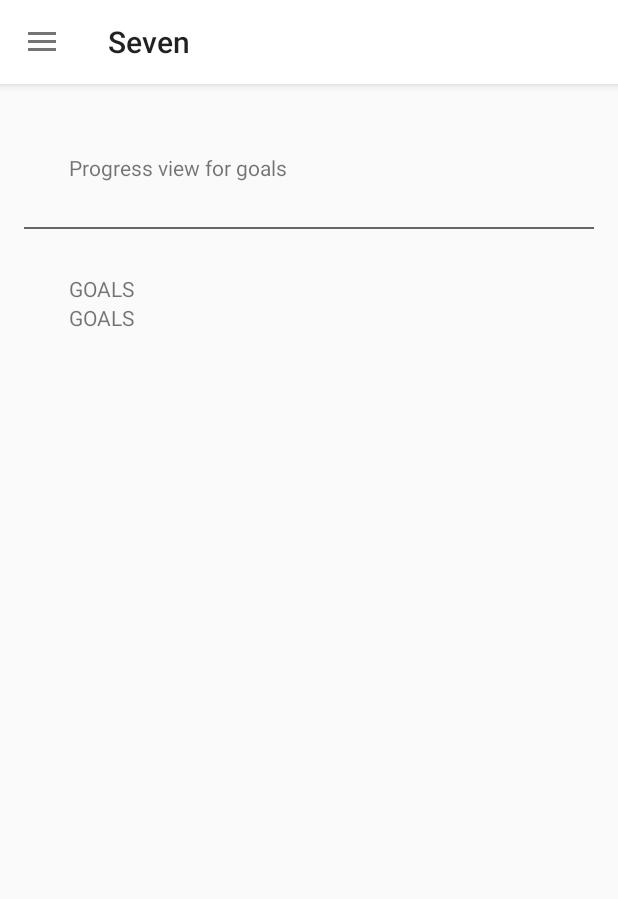
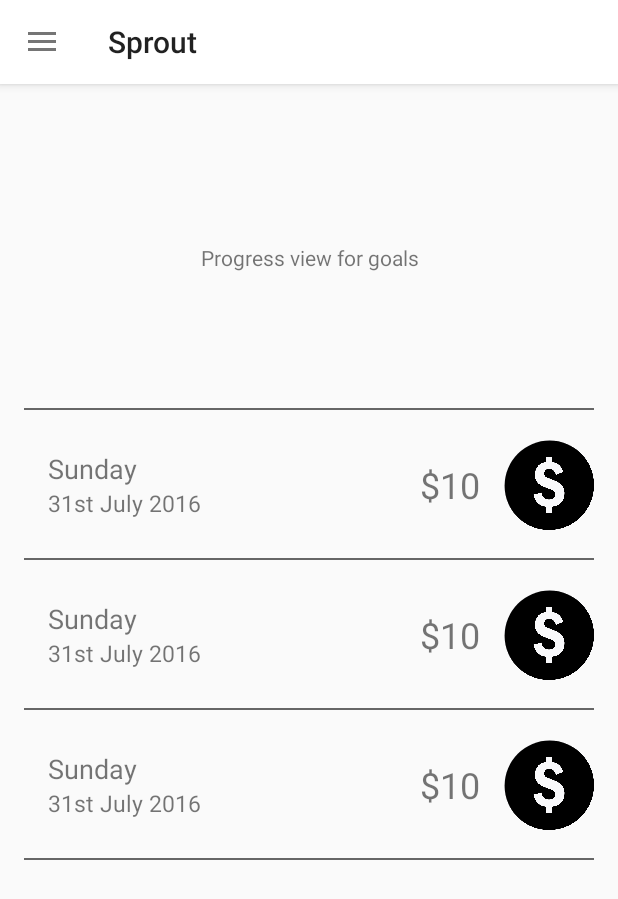
Before and after one commit to lgrimes/seven, an Android app: the DashboardActivity screen opened directly, with no data from a screen before it, on a phone screen of 412 x 824 dp. Shown: the top 899 px of the screen. Run offline under Robolectric (Android 15) with nearby library versions, the phone set to English and light mode, and no system bars.

Commit message:
Added in user selection and dashboard

```diff
--- a/app/src/main/AndroidManifest.xml
+++ b/app/src/main/AndroidManifest.xml
@@ -8,7 +8,7 @@
         android:label="@string/app_name"
         android:supportsRtl="true"
         android:theme="@style/AppTheme">
-        <activity android:name=".MainActivity"
+        <activity android:name=".DashboardActivity"
             android:theme="@style/AppTheme.NoActionBar">
             <intent-filter>
                 <action android:name="android.intent.action.MAIN" />
@@ -16,14 +16,16 @@
         </activity>
         <activity android:name=".RegistrationActivity"
             android:theme="@style/AppTheme.NoActionBar">
+        </activity>
+        <activity android:name=".BaseActivity"
+            android:theme="@style/AppTheme.NoActionBar">
+        </activity>
+        <activity android:name=".UserSelectionActivity"
+            android:theme="@style/AppTheme.NoActionBar">
             <intent-filter>
                 <action android:name="android.intent.action.MAIN" />
                 <category android:name="android.intent.category.LAUNCHER" />
             </intent-filter>
         </activity>
-        <activity android:name=".BaseActivity"
-            android:theme="@style/AppTheme.NoActionBar">
-        </activity>
     </application>
-
 </manifest>
--- a/app/src/main/java/au/com/shehacks/seven/seven/MainActivity.java
+++ b/app/src/main/java/au/com/shehacks/seven/seven/DashboardActivity.java
@@ -2,7 +2,7 @@ package au.com.shehacks.seven.seven;
 
 import android.os.Bundle;
 
-public class MainActivity extends BaseActivity {
+public class DashboardActivity extends BaseActivity {
 
     @Override
     protected void onCreate(Bundle savedInstanceState) {
--- a/app/src/main/java/au/com/shehacks/seven/seven/managers/IntentManager.java
+++ b/app/src/main/java/au/com/shehacks/seven/seven/managers/IntentManager.java
@@ -2,7 +2,7 @@ package au.com.shehacks.seven.seven.managers;
 
 import android.content.Context;
 import android.content.Intent;
-import au.com.shehacks.seven.seven.MainActivity;
+import au.com.shehacks.seven.seven.DashboardActivity;
 
 /**
  * Seven
@@ -12,7 +12,7 @@ import au.com.shehacks.seven.seven.MainActivity;
 public class IntentManager {
 
     public static Intent dashboard(Context context) {
-        Intent paymentIntent = new Intent(context , MainActivity.class);
+        Intent paymentIntent = new Intent(context , DashboardActivity.class);
         return paymentIntent;
     }
 }
--- /dev/null
+++ b/app/src/main/java/au/com/shehacks/seven/seven/views/images/RoundedImageView.java
@@ -0,0 +1,90 @@
+package au.com.shehacks.seven.seven.views.images;
+
+import android.content.Context;
+import android.graphics.Bitmap;
+import android.graphics.Canvas;
+import android.graphics.Color;
+import android.graphics.Paint;
+import android.graphics.PorterDuff;
+import android.graphics.PorterDuffXfermode;
+import android.graphics.Rect;
+import android.graphics.drawable.BitmapDrawable;
+import android.graphics.drawable.Drawable;
+import android.graphics.drawable.VectorDrawable;
+import android.os.Build;
+import android.util.AttributeSet;
+import android.widget.ImageView;
+
+/**
+ * Created by lauren grimes on 29/06/2016.
+ */
+public abstract class RoundedImageView extends ImageView {
+
+    abstract public void setupBackground();
+
+    public RoundedImageView(Context context) {
+        super(context);
+    }
+
+    public RoundedImageView(Context context, AttributeSet attrs) {
+        super(context, attrs);
+    }
+
+    @Override
+    protected void onDraw(Canvas canvas) {
+        Drawable drawable = getDrawable();
+        if (drawable == null) {
+            return;
+        }
+        if (getWidth() == 0 || getHeight() == 0) {
+            return;
+        }
+        Bitmap b = null;
+        if (Build.VERSION.SDK_INT >= Build.VERSION_CODES.LOLLIPOP
+                && drawable instanceof VectorDrawable) {
+            ((VectorDrawable) drawable).draw(canvas);
+            b = Bitmap.createBitmap(canvas.getWidth(), canvas.getHeight(), Bitmap.Config.ARGB_8888);
+            Canvas c = new Canvas();
+            c.setBitmap(b);
+            drawable.draw(c);
+        }
+        else {
+            b = ((BitmapDrawable) drawable).getBitmap();
+        }
+
+        Bitmap bitmap = b.copy(Bitmap.Config.ARGB_8888, true);
+
+        int w = getWidth(), h = getHeight();
+
+        Bitmap roundBitmap =  getCroppedBitmap(bitmap, w);
+        canvas.drawBitmap(roundBitmap, 0,0, null);
+    }
+
+    public static Bitmap getCroppedBitmap(Bitmap bmp, int radius) {
+        Bitmap sbmp;
+        if(bmp.getWidth() != radius || bmp.getHeight() != radius)
+            sbmp = Bitmap.createScaledBitmap(bmp, radius, radius, false);
+        else
+            sbmp = bmp;
+        Bitmap output = Bitmap.createBitmap(sbmp.getWidth(),
+                sbmp.getHeight(), Bitmap.Config.ARGB_8888);
+        Canvas canvas = new Canvas(output);
+
+        final int color = 0xffa19774;
+        final Paint paint = new Paint();
+        final Rect rect = new Rect(0, 0, sbmp.getWidth(), sbmp.getHeight());
+
+        paint.setAntiAlias(true);
+        paint.setFilterBitmap(true);
+        paint.setDither(true);
+        canvas.drawARGB(0, 0, 0, 0);
+        paint.setColor(Color.parseColor("#BAB399"));
+        canvas.drawCircle(sbmp.getWidth() / 2+0.7f, sbmp.getHeight() / 2+0.7f,
+                sbmp.getWidth() / 2+0.1f, paint);
+        paint.setXfermode(new PorterDuffXfermode(PorterDuff.Mode.SRC_IN));
+        canvas.drawBitmap(sbmp, rect, rect, paint);
+
+
+        return output;
+    }
+}
--- /dev/null
+++ b/app/src/main/java/au/com/shehacks/seven/seven/views/images/SmallThumbnailImageView.java
@@ -0,0 +1,27 @@
+package au.com.shehacks.seven.seven.views.images;
+
+import android.content.Context;
+import android.util.AttributeSet;
+
+import au.com.shehacks.seven.seven.R;
+
+/**
+ * Created by lauren grimes on 1/07/2016.
+ */
+public class SmallThumbnailImageView extends RoundedImageView {
+
+    public SmallThumbnailImageView(Context context, AttributeSet attrs) {
+        super(context, attrs);
+        setupBackground();
+    }
+
+    public SmallThumbnailImageView(Context context) {
+        super(context);
+        setupBackground();
+    }
+
+    @Override
+    public void setupBackground() {
+        setBackground(getResources().getDrawable(R.drawable.bg_light_grey_rounded_outline_small));
+    }
+}
--- /dev/null
+++ b/app/src/main/res/drawable-hdpi/bg_light_grey_rounded_outline_small.xml
@@ -0,0 +1,5 @@
+<?xml version="1.0" encoding="UTF-8"?>
+<shape xmlns:android="http://schemas.android.com/apk/res/android">
+    <solid android:color="@color/desertStorm" />
+    <corners android:radius="30dp"/>
+</shape>
--- /dev/null
+++ b/app/src/main/res/drawable/bg_light_grey_rounded_outline_large.xml
@@ -0,0 +1,5 @@
+<?xml version="1.0" encoding="UTF-8"?>
+<shape xmlns:android="http://schemas.android.com/apk/res/android">
+    <solid android:color="@color/desertStorm" />
+    <corners android:radius="60dp"/>
+</shape>
--- a/app/src/main/res/layout/activity_dashboard.xml
+++ b/app/src/main/res/layout/activity_dashboard.xml
@@ -7,12 +7,14 @@
     android:paddingLeft="@dimen/activity_horizontal_margin"
     android:paddingRight="@dimen/activity_horizontal_margin"
     android:paddingTop="@dimen/activity_vertical_margin"
-    tools:context="au.com.shehacks.seven.seven.MainActivity">
+    tools:context=".DashboardActivity">
     <TextView
         android:id="@+id/text"
         android:layout_width="wrap_content"
-        android:layout_height="wrap_content"
+        android:layout_height="200dp"
+        android:layout_centerHorizontal="true"
         android:padding="30dp"
+        android:gravity="center"
         android:text="Progress view for goals" />
 
     <View
@@ -20,34 +22,24 @@
         android:layout_below="@+id/text"
         android:layout_width="match_parent"
         android:layout_height="1dp"
-        android:background="@color/steel"
-        />
+        android:background="@color/steel" />
+
     <LinearLayout
+        android:layout_below="@+id/separator"
         android:layout_width="match_parent"
         android:layout_height="wrap_content"
-        android:orientation="vertical"
-        android:padding="30dp"
-        android:layout_below="@+id/separator">
-        <RelativeLayout
+        android:orientation="vertical">
+        <include
             android:layout_width="match_parent"
-            android:layout_height="wrap_content">
-            <TextView
-                android:layout_width="wrap_content"
-                android:layout_height="wrap_content"
-                android:layout_alignParentStart="true"
-                android:text="GOALS"/>
-        </RelativeLayout>
-
-        <RelativeLayout
+            android:layout_height="100dp"
+            layout="@layout/view_record_history" />
+        <include
             android:layout_width="match_parent"
-            android:layout_height="wrap_content">
-            <TextView
-                android:layout_width="wrap_content"
-                android:layout_height="wrap_content"
-                android:layout_alignParentStart="true"
-                android:text="GOALS"/>
-        </RelativeLayout>
+            android:layout_height="100dp"
+            layout="@layout/view_record_history" />
+        <include
+            android:layout_width="match_parent"
+            android:layout_height="100dp"
+            layout="@layout/view_record_history" />
     </LinearLayout>
-
-
 </RelativeLayout>
--- a/app/src/main/res/layout/activity_main.xml
+++ b/app/src/main/res/layout/activity_main.xml
@@ -7,6 +7,7 @@
     android:layout_height="match_parent"
     android:fitsSystemWindows="true"
     tools:openDrawer="start">
+
     <include
         layout="@layout/app_bar_main"
         android:layout_width="match_parent"
@@ -19,6 +20,7 @@
         android:layout_gravity="start"
         android:fitsSystemWindows="true"
         android:background="@color/white"
+        android:paddingTop="120dp"
         app:menu="@menu/activity_main_drawer" />
 
 </android.support.v4.widget.DrawerLayout>
--- /dev/null
+++ b/app/src/main/res/layout/view_record_history.xml
@@ -0,0 +1,50 @@
+<?xml version="1.0" encoding="utf-8"?>
+<RelativeLayout xmlns:android="http://schemas.android.com/apk/res/android"
+    android:layout_width="match_parent"
+    android:layout_height="100dp">
+    <LinearLayout
+        android:layout_width="wrap_content"
+        android:layout_height="wrap_content"
+        android:orientation="vertical"
+        android:layout_marginStart="@dimen/activity_horizontal_margin"
+        android:layout_alignParentStart="true"
+        android:layout_centerVertical="true"
+        android:id="@+id/date">
+        <TextView
+            android:id="@+id/day_title"
+            android:layout_width="wrap_content"
+            android:layout_height="wrap_content"
+            android:text="Sunday"
+            android:textSize="18sp"/>
+        <TextView
+            android:id="@+id/date_title"
+            android:layout_width="wrap_content"
+            android:layout_height="wrap_content"
+            android:text="31st July 2016"
+            android:textSize="15sp"/>
+    </LinearLayout>
+
+    <TextView
+        android:id="@+id/amount_title"
+        android:layout_width="wrap_content"
+        android:layout_height="wrap_content"
+        android:layout_toLeftOf="@+id/profileImage"
+        android:layout_centerVertical="true"
+        android:text="$10"
+        android:layout_marginRight="16dp"
+        android:textSize="24sp"/>
+
+    <au.com.shehacks.seven.seven.views.images.SmallThumbnailImageView
+        android:id="@+id/profileImage"
+        android:layout_width="60dp"
+        android:layout_height="60dp"
+        android:layout_centerVertical="true"
+        android:layout_alignParentEnd="true"
+        android:src="@drawable/spent_coin"/>
+    <View
+        android:id="@+id/separator"
+        android:layout_width="match_parent"
+        android:layout_height="1dp"
+        android:layout_alignParentBottom="true"
+        android:background="@color/steel" />
+</RelativeLayout>
--- a/app/src/main/res/values/colors.xml
+++ b/app/src/main/res/values/colors.xml
@@ -1,7 +1,9 @@
 <?xml version="1.0" encoding="utf-8"?>
 <resources>
-    <color name="colorPrimary">#3F51B5</color>
-    <color name="colorPrimaryDark">#303F9F</color>
+    <color name="colorPrimary">#B3DBc0</color>
+    <color name="colorPrimaryDark">#67BACA</color>
+    <color name="colorSecondary">#FDF6F6</color>
+    <color name="colorSecondaryDark">#FE0000</color>
     <color name="colorAccent">#FF4081</color>
     <!--Gray Palette -->
     <color name="wildSand">#f5f5f5</color>
--- a/app/src/main/res/values/strings.xml
+++ b/app/src/main/res/values/strings.xml
@@ -1,5 +1,5 @@
 <resources>
-    <string name="app_name">Seven</string>
+    <string name="app_name">Sprout</string>
     <string name="menu_close">Close</string>
     <string name="menu_open">Open</string>
     <string name="kinvey_app_id">kid_HJW2c4x_</string>
```
Also changed, not shown: app/src/main/java/au/com/shehacks/seven/seven/UserSelectionActivity.java (added, +43 -0 lines), app/src/main/java/au/com/shehacks/seven/seven/views/images/LargeThumbnailImageView.java (added, +27 -0 lines), app/src/main/java/au/com/shehacks/seven/seven/views/images/ProfileThumbnailView.java (added, +44 -0 lines), app/src/main/res/layout/activity_user_selection.xml (added, +51 -0 lines), app/src/main/res/layout/view_profile_thumbnail_title.xml (added, +19 -0 lines), app/src/main/res/drawable-hdpi/spent_coin.png (added), app/src/main/res/drawable-hdpi/sprout.png (added).
